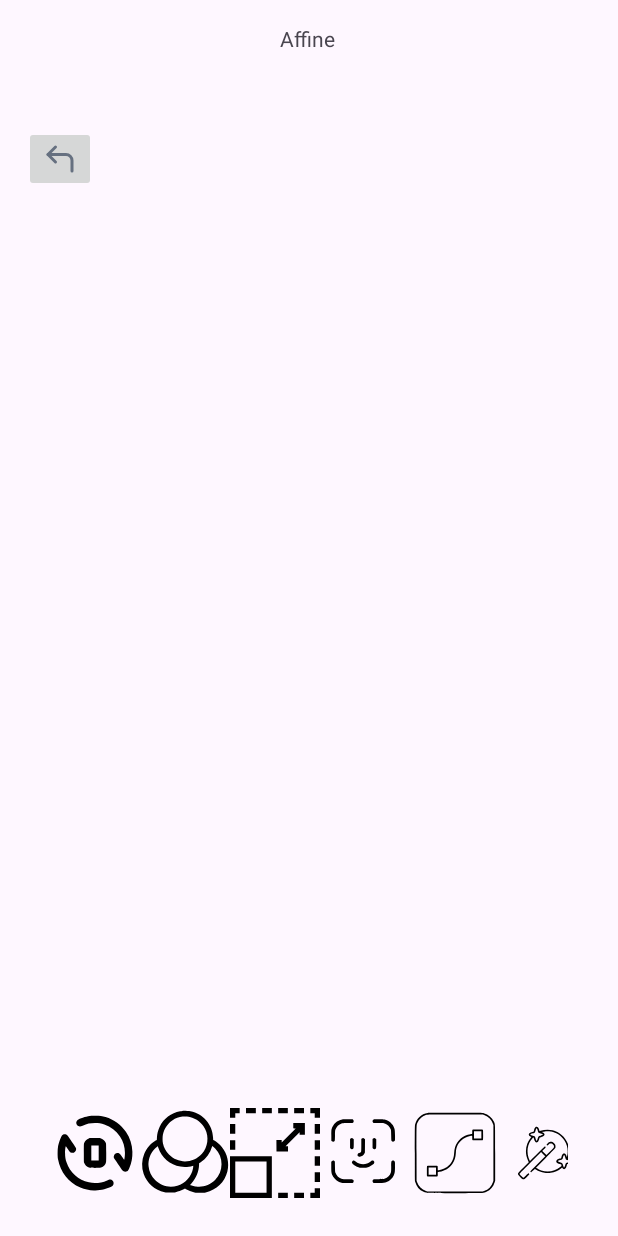
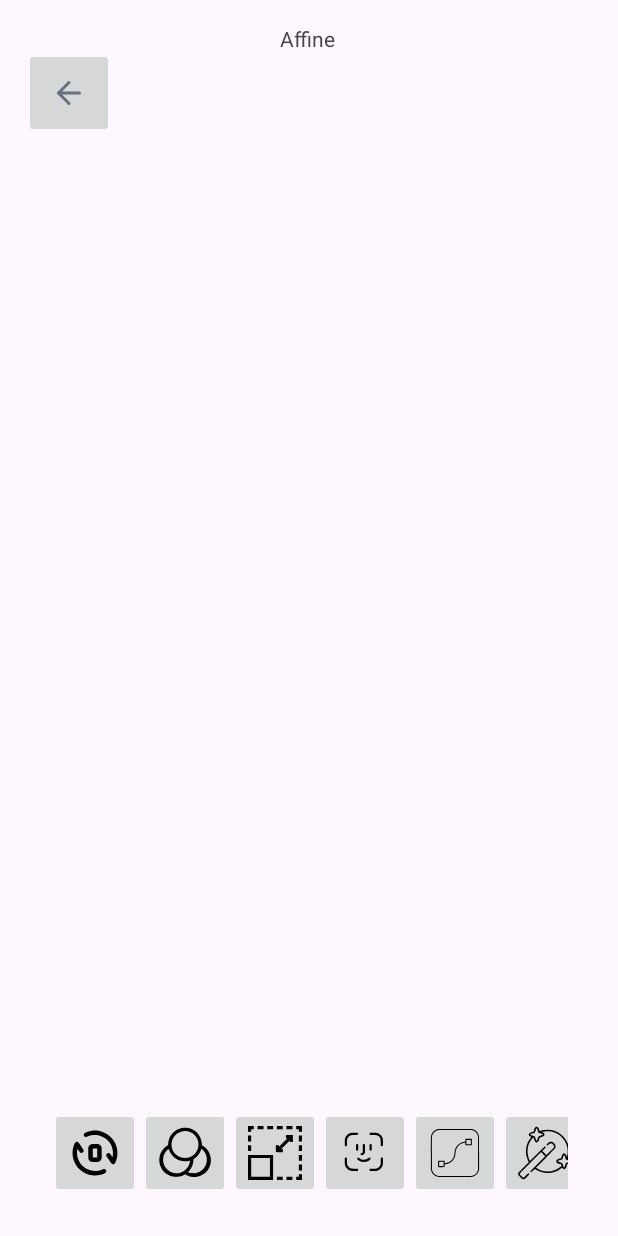
Before and after one commit to mikhaylov1gor/MobileDevHits, an Android app: the screen it shows after launch (AffineActivity), on a phone screen of 412 x 824 dp. Run offline under Robolectric (Android 15) with nearby library versions, the phone set to English and light mode, and no system bars; 1 statement that could not run was skipped.

Commit message:
create layout and basic func

```diff
--- a/app/src/main/res/layout/activity_navigate.xml
+++ b/app/src/main/res/layout/activity_navigate.xml
@@ -8,14 +8,18 @@
 
     <ImageButton
         android:id="@+id/button_return"
-        android:layout_width="wrap_content"
-        android:layout_height="wrap_content"
+        android:layout_width="60dp"
+        android:layout_height="60dp"
         android:layout_marginStart="16dp"
-        android:layout_marginTop="84dp"
+        android:layout_marginTop="32dp"
         android:onClick="returnBack"
+        app:layout_constraintBottom_toBottomOf="parent"
+        app:layout_constraintEnd_toEndOf="parent"
+        app:layout_constraintHorizontal_bias="0.0"
         app:layout_constraintStart_toStartOf="parent"
         app:layout_constraintTop_toTopOf="parent"
-        app:srcCompat="@drawable/corner_up_left" />
+        app:layout_constraintVertical_bias="0.0"
+        app:srcCompat="@drawable/arrow_left" />
 
     <HorizontalScrollView
         android:id="@+id/toolsScroller"
@@ -34,10 +38,8 @@
 
             <ImageButton
                 android:id="@+id/rotate"
-                style="@android:style/Widget.ImageButton"
                 android:layout_width="60dp"
                 android:layout_height="60dp"
-                android:background="#00FF0000"
                 android:contentDescription="@string/rotate"
                 android:onClick="chooseRotateFilter"
                 android:scaleType="fitCenter"
@@ -49,7 +51,6 @@
                 android:id="@+id/color"
                 android:layout_width="60dp"
                 android:layout_height="60dp"
-                android:background="#00FF0000"
                 android:contentDescription="@string/color"
                 android:onClick="chooseColorFilter"
                 android:scaleType="fitCenter"
@@ -61,7 +62,6 @@
                 android:id="@+id/scale"
                 android:layout_width="60dp"
                 android:layout_height="60dp"
-                android:background="#00FF0000"
                 android:contentDescription="@string/scale"
                 android:onClick="chooseScaleFilter"
                 android:scaleType="fitCenter"
@@ -73,7 +73,6 @@
                 android:id="@+id/face"
                 android:layout_width="60dp"
                 android:layout_height="60dp"
-                android:background="#00FF0000"
                 android:contentDescription="@string/face"
                 android:onClick="chooseFaceFilter"
                 android:scaleType="fitCenter"
@@ -85,7 +84,6 @@
                 android:id="@+id/vector_edit"
                 android:layout_width="60dp"
                 android:layout_height="60dp"
-                android:background="#00FF0000"
                 android:contentDescription="@string/vector_edit"
                 android:onClick="chooseVectorEditFilter"
                 android:scaleType="fitCenter"
@@ -96,7 +94,6 @@
                 android:id="@+id/retouch"
                 android:layout_width="60dp"
                 android:layout_height="60dp"
-                android:backgroundTint="#00FF0000"
                 android:contentDescription="@string/retouch"
                 android:onClick="chooseRetouchFilter"
                 android:scaleType="fitCenter"
@@ -107,7 +104,6 @@
                 android:id="@+id/blur"
                 android:layout_width="60dp"
                 android:layout_height="60dp"
-                android:backgroundTint="#00FF0000"
                 android:contentDescription="@string/blur"
                 android:onClick="chooseBlurFilter"
                 android:scaleType="fitCenter"
@@ -118,7 +114,6 @@
                 android:id="@+id/affine"
                 android:layout_width="60dp"
                 android:layout_height="60dp"
-                android:backgroundTint="#00FF0000"
                 android:contentDescription="@string/affine"
                 android:onClick="chooseAffineFilter"
                 android:scaleType="fitCenter"
@@ -129,7 +124,6 @@
                 android:id="@+id/dice"
                 android:layout_width="60dp"
                 android:layout_height="60dp"
-                android:backgroundTint="#00FF0000"
                 android:contentDescription="@string/dice"
                 android:onClick="chooseDiceFilter"
                 android:scaleType="fitCenter"
--- a/app/src/main/res/values/strings.xml
+++ b/app/src/main/res/values/strings.xml
@@ -11,4 +11,8 @@
     <string name="dice">TODO</string>
     <string name="button_return_back">button_return_back</string>
     <string name="photo" />
+    <string name="button_edit" />
+    <string name="currentPhoto" />
+    <string name="button_save_vector_edit_changes" />
+    <string name="button_back_to_filters" />
 </resources>
```
Also changed, not shown: app/src/main/java/com/hitsmobiledev/mobiledevhits/VectorEditActivity.kt (+43 -2 lines), app/src/main/res/drawable/ic_draw_points.xml (added, +10 -0 lines), app/src/main/res/drawable/ic_start.xml (added, +10 -0 lines), app/src/main/res/layout/activity_vector_edit.xml (+66 -15 lines).
